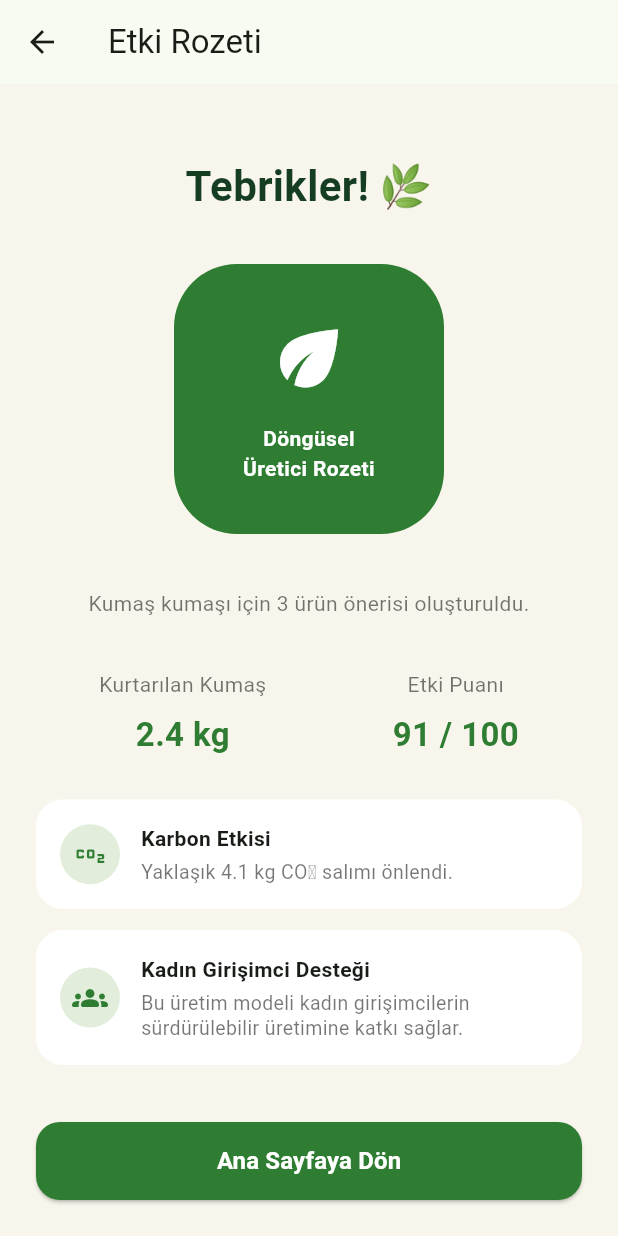
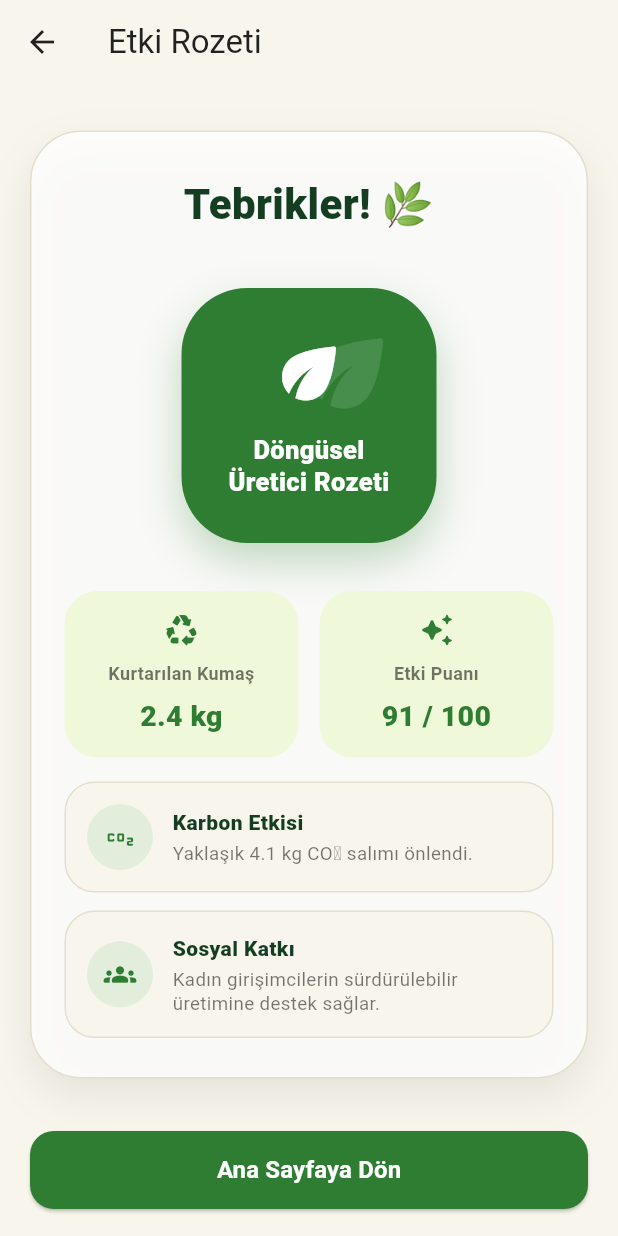
Before and after one commit to sinemsafak/hercycleapp, a Flutter app: the ImpactScreen screen opened directly, on a phone screen of 412 x 824 dp. Run offline on Flutter 3.47's test engine with Material 3 defaults, Android fonts, the phone set to English and light mode, and no system bars; our stand-ins replace firebase_auth, firebase_core, firebase_database, image_picker; accounts and stored records are empty.

Commit message:
etki rozeti revizesi

```diff
--- a/lib/screens/impact_screen.dart
+++ b/lib/screens/impact_screen.dart
@@ -6,11 +6,7 @@ class ImpactScreen extends StatelessWidget {
   final String? material;
   final int? productCount;
 
-  const ImpactScreen({
-    super.key,
-    this.material,
-    this.productCount,
-  });
+  const ImpactScreen({super.key, this.material, this.productCount});
 
   @override
   Widget build(BuildContext context) {
@@ -18,92 +14,146 @@ class ImpactScreen extends StatelessWidget {
     final int shownProductCount = productCount ?? 3;
 
     return Scaffold(
-      appBar: AppBar(title: const Text('Etki Rozeti')),
+      backgroundColor: const Color(0xFFF8F6EC),
+      appBar: AppBar(
+        title: const Text('Etki Rozeti'),
+        backgroundColor: const Color(0xFFF8F6EC),
+        elevation: 0,
+        foregroundColor: Colors.black87,
+      ),
       body: Padding(
-        padding: const EdgeInsets.all(24),
+        padding: const EdgeInsets.fromLTRB(20, 12, 20, 18),
         child: Column(
           children: [
-            const SizedBox(height: 24),
-
+            Expanded(
+              child: Center(
+                child: Container(
+                  width: double.infinity,
+                  padding: const EdgeInsets.fromLTRB(22, 28, 22, 26),
+                  decoration: BoxDecoration(
+                    color: Colors.white.withOpacity(0.78),
+                    borderRadius: BorderRadius.circular(34),
+                    border: Border.all(color: const Color(0xFFE5DECD)),
+                    boxShadow: [
+                      BoxShadow(
+                        color: Colors.black.withOpacity(0.08),
+                        blurRadius: 24,
+                        offset: const Offset(0, 12),
+                      ),
+                    ],
+                  ),
+                  child: Column(
+                    mainAxisSize: MainAxisSize.min,
+                    children: [
                       const Text(
                         'Tebrikler! 🌿',
                         style: TextStyle(
                           fontSize: 28,
-                fontWeight: FontWeight.bold,
+                          fontWeight: FontWeight.w900,
                           color: Color(0xFF143D22),
                         ),
                       ),
 
-            const SizedBox(height: 32),
+                      const SizedBox(height: 8),
+
+                      const SizedBox(height: 28),
 
                       Container(
-              width: 180,
-              height: 180,
+                        width: 170,
+                        height: 170,
                         decoration: BoxDecoration(
                           color: const Color(0xFF2E7D32),
-                borderRadius: BorderRadius.circular(42),
+                          borderRadius: BorderRadius.circular(44),
+                          boxShadow: [
+                            BoxShadow(
+                              color: const Color(0xFF2E7D32).withOpacity(0.28),
+                              blurRadius: 24,
+                              offset: const Offset(0, 12),
                             ),
-              child: const Column(
+                          ],
+                        ),
+                        child: Stack(
+                          alignment: Alignment.center,
+                          children: [
+                            Positioned(
+                              top: 22,
+                              right: 24,
+                              child: Icon(
+                                Icons.eco_rounded,
+                                size: 70,
+                                color: Colors.white.withOpacity(0.12),
+                              ),
+                            ),
+                            const Column(
                               mainAxisAlignment: MainAxisAlignment.center,
                               children: [
-                  Icon(Icons.eco, size: 58, color: Colors.white),
+                                Icon(
+                                  Icons.eco_rounded,
+                                  size: 54,
+                                  color: Colors.white,
+                                ),
                                 SizedBox(height: 14),
                                 Text(
                                   'Döngüsel\nÜretici Rozeti',
                                   textAlign: TextAlign.center,
                                   style: TextStyle(
                                     color: Colors.white,
-                      fontWeight: FontWeight.bold,
+                                    fontSize: 17,
+                                    height: 1.25,
+                                    fontWeight: FontWeight.w900,
                                   ),
+                                ),
+                              ],
                             ),
                           ],
                         ),
                       ),
 
-            const SizedBox(height: 36),
+                      const SizedBox(height: 32),
 
-            Text(
-              '$shownMaterial kumaşı için $shownProductCount ürün önerisi oluşturuldu.',
-              textAlign: TextAlign.center,
-              style: const TextStyle(
-                color: Colors.black54,
-                height: 1.4,
+                      const Row(
+                        children: [
+                          Expanded(
+                            child: _ImpactMetric(
+                              title: 'Kurtarılan Kumaş',
+                              value: '2.4 kg',
+                              icon: Icons.recycling_rounded,
                             ),
                           ),
-
-            const SizedBox(height: 34),
-
-            const Row(
-              mainAxisAlignment: MainAxisAlignment.spaceAround,
-              children: [
-                _ImpactValue(
-                  title: 'Kurtarılan Kumaş',
-                  value: '2.4 kg',
-                ),
-                _ImpactValue(
+                          SizedBox(width: 14),
+                          Expanded(
+                            child: _ImpactMetric(
                               title: 'Etki Puanı',
                               value: '91 / 100',
+                              icon: Icons.auto_awesome_rounded,
+                            ),
                           ),
                         ],
                       ),
 
-            const SizedBox(height: 28),
+                      const SizedBox(height: 16),
 
-            const _ImpactCard(
-              icon: Icons.co2,
+                      const _MiniImpactInfo(
+                        icon: Icons.co2_rounded,
                         title: 'Karbon Etkisi',
-              value: 'Yaklaşık 4.1 kg CO₂ salımı önlendi.',
+                        text: 'Yaklaşık 4.1 kg CO₂ salımı önlendi.',
                       ),
 
-            const SizedBox(height: 14),
+                      const SizedBox(height: 12),
 
-            const _ImpactCard(
+                      const _MiniImpactInfo(
                         icon: Icons.groups_rounded,
-              title: 'Kadın Girişimci Desteği',
-              value: 'Bu üretim modeli kadın girişimcilerin sürdürülebilir üretimine katkı sağlar.',
+                        title: 'Sosyal Katkı',
+                        text:
+                            'Kadın girişimcilerin sürdürülebilir üretimine destek sağlar.',
+                      ),
+                    ],
+                  ),
+                ),
+              ),
             ),
 
-            const Spacer(),
+            const SizedBox(height: 16),
 
             AppButton(
               text: 'Ana Sayfaya Dön',
@@ -122,75 +172,101 @@ class ImpactScreen extends StatelessWidget {
   }
 }
 
-class _ImpactValue extends StatelessWidget {
+class _ImpactMetric extends StatelessWidget {
   final String title;
   final String value;
+  final IconData icon;
 
-  const _ImpactValue({
+  const _ImpactMetric({
     required this.title,
     required this.value,
+    required this.icon,
   });
 
   @override
   Widget build(BuildContext context) {
-    return Column(
+    return Container(
+      padding: const EdgeInsets.fromLTRB(12, 14, 12, 14),
+      decoration: BoxDecoration(
+        color: const Color(0xFFEFF8D8),
+        borderRadius: BorderRadius.circular(22),
+      ),
+      child: Column(
         children: [
-        Text(title, style: const TextStyle(color: Colors.black54)),
+          Icon(icon, color: const Color(0xFF2E7D32), size: 24),
           const SizedBox(height: 8),
           Text(
+            title,
+            textAlign: TextAlign.center,
+            style: const TextStyle(
+              fontSize: 12,
+              color: Colors.black54,
+              fontWeight: FontWeight.w600,
+            ),
+          ),
+          const SizedBox(height: 7),
+          Text(
             value,
+            textAlign: TextAlign.center,
             style: const TextStyle(
-            fontSize: 22,
+              fontSize: 19,
               color: Color(0xFF2E7D32),
-            fontWeight: FontWeight.bold,
+              fontWeight: FontWeight.w900,
             ),
           ),
         ],
+      ),
     );
   }
 }
 
-class _ImpactCard extends StatelessWidget {
+class _MiniImpactInfo extends StatelessWidget {
   final IconData icon;
   final String title;
-  final String value;
+  final String text;
 
-  const _ImpactCard({
+  const _MiniImpactInfo({
     required this.icon,
     required this.title,
-    required this.value,
+    required this.text,
   });
 
   @override
   Widget build(BuildContext context) {
     return Container(
       width: double.infinity,
-      padding: const EdgeInsets.all(16),
+      padding: const EdgeInsets.all(14),
       decoration: BoxDecoration(
-        color: Colors.white,
-        borderRadius: BorderRadius.circular(18),
+        color: const Color(0xFFF8F6EC),
+        borderRadius: BorderRadius.circular(20),
+        border: Border.all(color: const Color(0xFFE5DECD)),
       ),
       child: Row(
         children: [
           CircleAvatar(
+            radius: 22,
             backgroundColor: const Color(0xFFE2EEDB),
-            child: Icon(icon, color: const Color(0xFF2E7D32)),
+            child: Icon(icon, color: const Color(0xFF2E7D32), size: 22),
           ),
-          const SizedBox(width: 14),
+          const SizedBox(width: 13),
           Expanded(
             child: Column(
               crossAxisAlignment: CrossAxisAlignment.start,
               children: [
                 Text(
                   title,
-                  style: const TextStyle(fontWeight: FontWeight.bold),
+                  style: const TextStyle(
+                    color: Color(0xFF143D22),
+                    fontWeight: FontWeight.w900,
+                    fontSize: 14,
                   ),
-                const SizedBox(height: 4),
+                ),
+                const SizedBox(height: 3),
                 Text(
-                  value,
+                  text,
                   style: const TextStyle(
                     color: Colors.black54,
-                    fontSize: 13,
+                    fontSize: 12.5,
                     height: 1.3,
                   ),
                 ),
```
Lines whose indentation alone changed are shown as unchanged.
